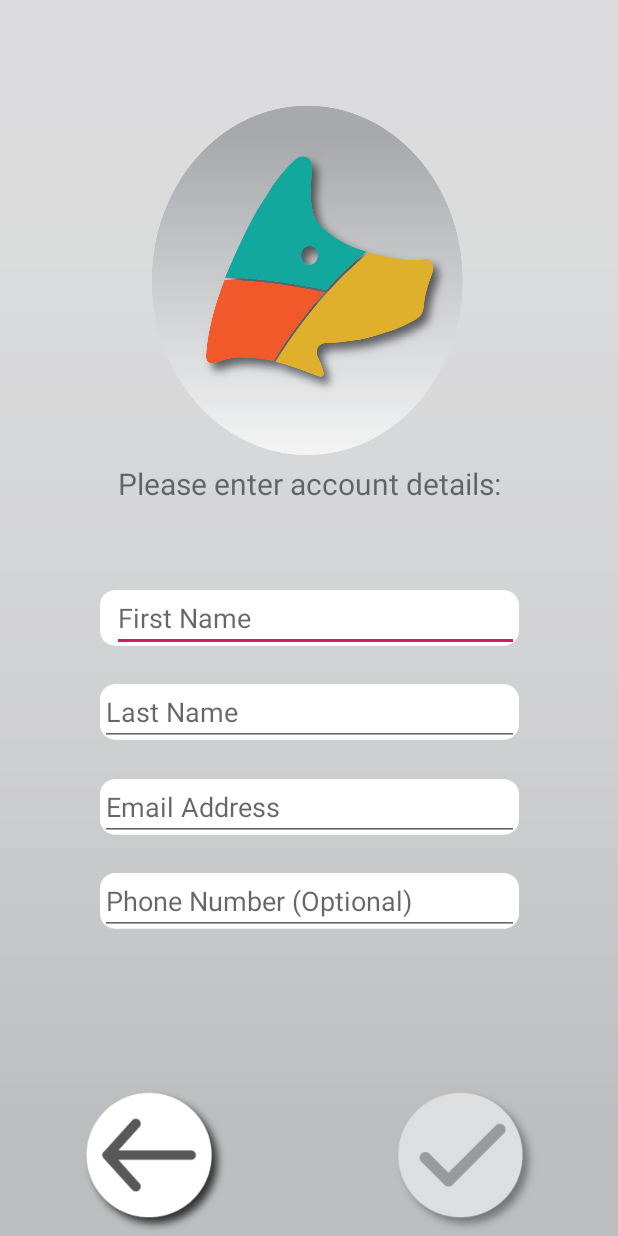
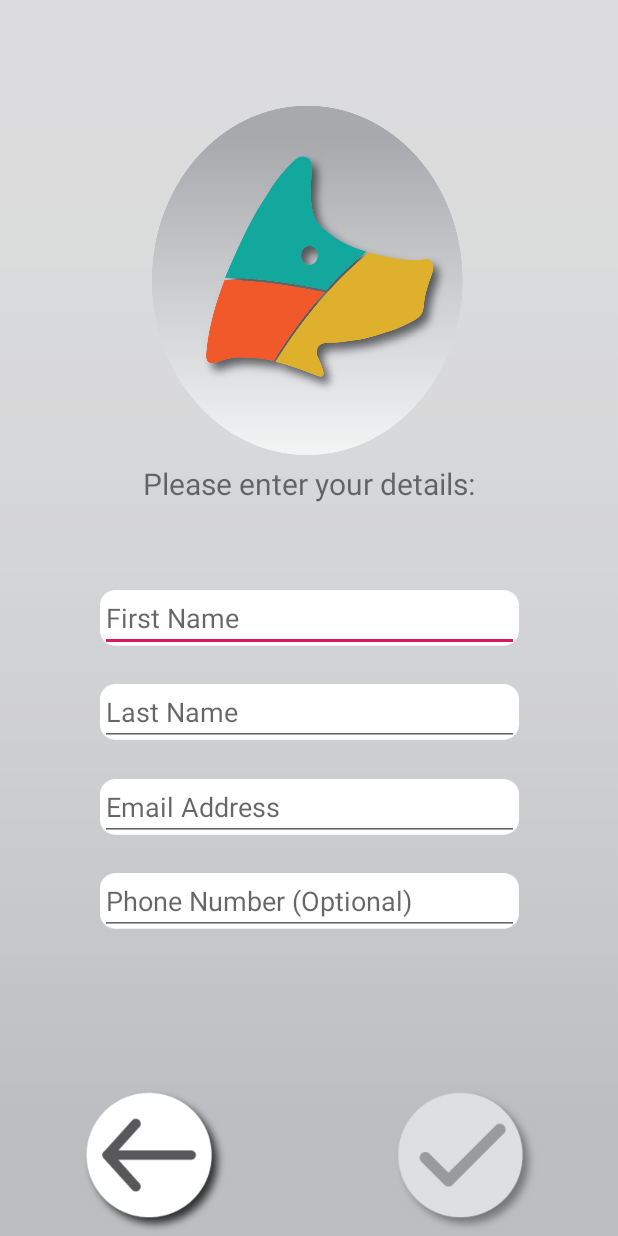
Before and after one commit to tylerboyd/SixthSenseApp, an Android app: the SetupUserInfo screen opened directly, with no data from a screen before it, on a phone screen of 412 x 824 dp. Run offline under Robolectric (Android 15) with nearby library versions, the phone set to English and light mode, and no system bars.

Commit message:
Fixed Password being saved in database tree, fixed slight text alignment issue.

```diff
--- a/app/src/main/java/com/example/sixthsenseapp/setup/SetupVerification.java
+++ b/app/src/main/java/com/example/sixthsenseapp/setup/SetupVerification.java
@@ -97,7 +97,7 @@ public class SetupVerification extends AppCompatActivity {
                 //Gets data from each setup form
                 setData();
 
-                mAuth.createUserWithEmailAndPassword(patient.getEmailAddress(), patient.getPassword())
+                mAuth.createUserWithEmailAndPassword(patient.getEmailAddress(), SetupUserInfo2.getPassword())
                         .addOnCompleteListener(SetupVerification.this, new OnCompleteListener<AuthResult>() {
                             @Override
                             public void onComplete(@NonNull Task<AuthResult> task) {
@@ -142,7 +142,6 @@ public class SetupVerification extends AppCompatActivity {
         patient.setFirstName(SetupUserInfo.getFirstName());
         patient.setLastName(SetupUserInfo.getLastName());
         patient.setEmailAddress(SetupUserInfo.getEmailAddress());
-        patient.setPassword(SetupUserInfo2.getPassword());
         patient.setPhoneNumber(SetupUserInfo.getPhoneNumber());
         patient.setDateOfBirth(SetupUserInfo2.getDateOfBirth());
         patient.setGpName(SetupUserInfo3.getGpName());
--- a/app/src/main/res/layout/activity_setup_user_info.xml
+++ b/app/src/main/res/layout/activity_setup_user_info.xml
@@ -74,7 +74,6 @@
         android:id="@+id/firstNameField"
         android:layout_width="0dp"
         android:layout_height="wrap_content"
-        android:layout_marginStart="8dp"
         android:ems="10"
         android:hint="First Name"
         android:inputType="textPersonName"
@@ -127,7 +126,7 @@
         android:layout_marginTop="8dp"
         android:layout_marginEnd="8dp"
         android:layout_marginBottom="8dp"
-        android:text="Please enter account details:"
+        android:text="Please enter your details:"
         android:textSize="20dp"
         app:layout_constraintBottom_toBottomOf="parent"
         app:layout_constraintEnd_toEndOf="parent"
```
